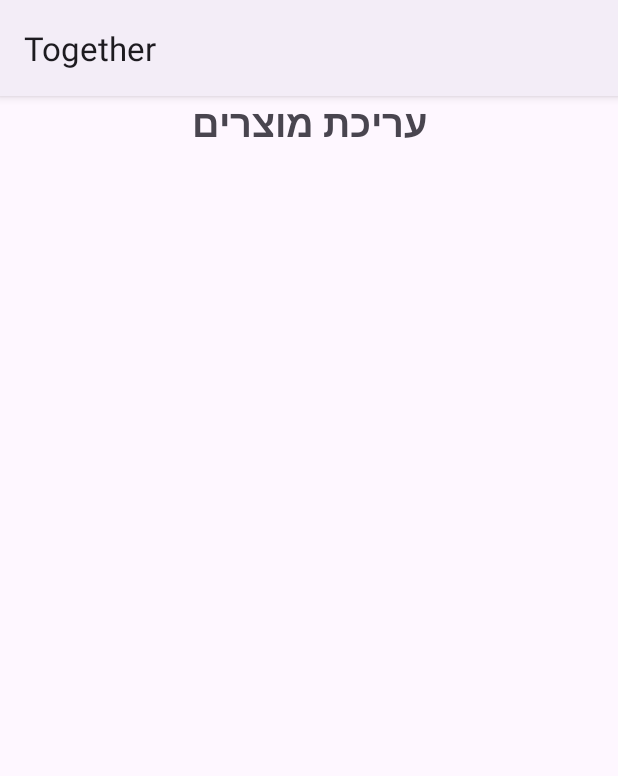
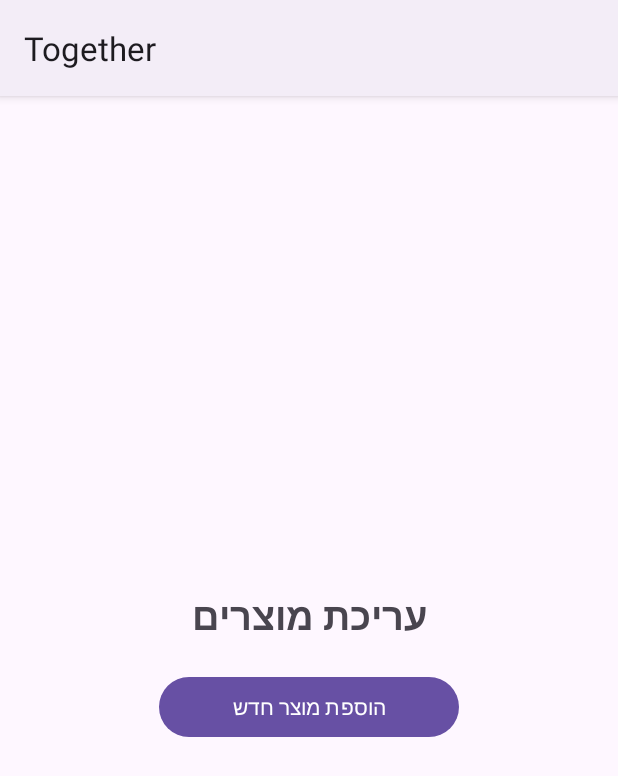
Before and after one commit to ErgaDN/Together, an Android app: the EditingProducts screen opened directly, with no data from a screen before it, on a phone screen of 412 x 824 dp. Shown: the top 776 px of the screen. Run offline under Robolectric (Android 15) with nearby library versions, the phone set to English and light mode, and no system bars.

Commit message:
add editing products screen

```diff
--- a/app/src/main/java/com/example/together/EditingProducts.java
+++ b/app/src/main/java/com/example/together/EditingProducts.java
@@ -3,12 +3,17 @@ package com.example.together;
 import androidx.appcompat.app.AppCompatActivity;
 
 import android.os.Bundle;
+import android.widget.Button;
 
 public class EditingProducts extends AppCompatActivity {
-
+    Button btn_adding_products;
     @Override
     protected void onCreate(Bundle savedInstanceState) {
         super.onCreate(savedInstanceState);
         setContentView(R.layout.activity_editing_products);
+        btn_adding_products = findViewById(R.id.btn_adding_products);
+
+        //TODO: add onclick to btn_adding_products
+
     }
 }
--- a/app/src/main/res/layout/activity_editing_products.xml
+++ b/app/src/main/res/layout/activity_editing_products.xml
@@ -4,15 +4,24 @@
     xmlns:tools="http://schemas.android.com/tools"
     android:layout_width="match_parent"
     android:layout_height="match_parent"
+    android:orientation="vertical"
+    android:gravity="center"
     tools:context=".EditingProducts">
 
+
     <TextView
+        android:layout_width="match_parent"
+        android:layout_height="wrap_content"
+        android:layout_marginBottom="20dp"
+        android:gravity="center"
         android:text="@string/editing_products"
         android:textSize="25sp"
-        android:layout_marginBottom="20dp"
-        android:textStyle="bold"
-        android:gravity="center"
-        android:layout_width="match_parent"
-        android:layout_height="wrap_content" />
+        android:textStyle="bold" />
+
+    <Button
+        android:id="@+id/btn_adding_products"
+        android:layout_width="200dp"
+        android:layout_height="wrap_content"
+        android:text="@string/adding_products" />
 
 </LinearLayout>
--- a/app/src/main/res/values/strings.xml
+++ b/app/src/main/res/values/strings.xml
@@ -10,5 +10,6 @@
     <string name="editing_products">עריכת מוצרים</string>
     <string name="distribution_center">עריכת נקודות חלוקה</string>
     <string name="order_summary">סיכום הזמנות</string>
+    <string name="adding_products">הוספת מוצר חדש</string>
 
 </resources>
```
